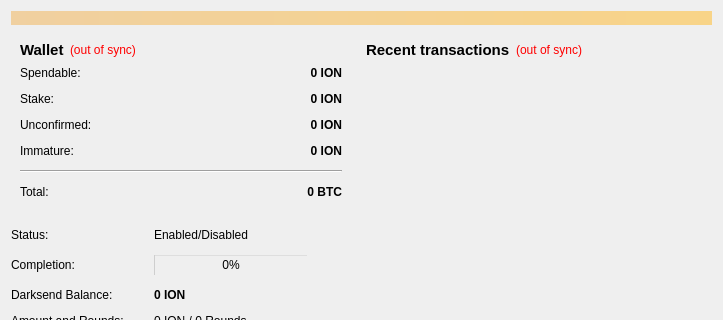
The window that src/qt/forms/overviewpage.ui (ionomy/ion_deprecated) describes before a commit, drawn with Qt 5; both pictures show x 0 to 723 and y 0 to 320 of the 723 by 500 pixel window.
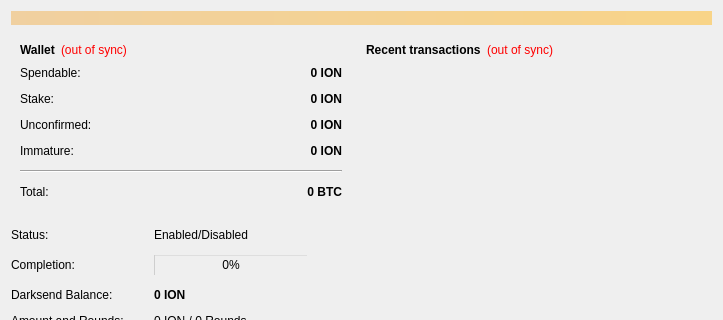
The same window after the commit.

Commit message: Don't specify a point size for "Wallet" and "Recent transactions"

The edit to the form file:
```diff
--- a/src/qt/forms/overviewpage.ui
+++ b/src/qt/forms/overviewpage.ui
@@ -56,7 +56,6 @@
              <widget class="QLabel" name="label_5">
               <property name="font">
                <font>
-                <pointsize>11</pointsize>
                 <weight>75</weight>
                 <bold>true</bold>
                </font>
@@ -560,7 +559,6 @@
              <widget class="QLabel" name="label_4">
               <property name="font">
                <font>
-                <pointsize>11</pointsize>
                 <weight>75</weight>
                 <bold>true</bold>
                </font>
```
